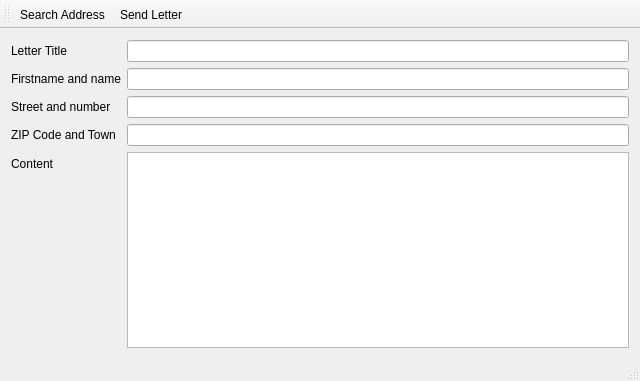
Qt form AutoPosting-app/mainwindow.ui (BFH-E3d/AutoPosting) before a commit.
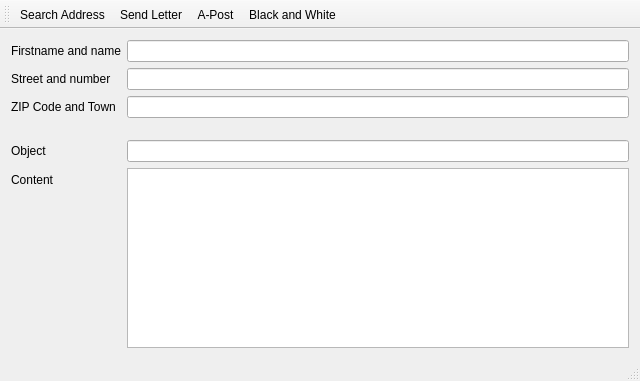
The same form after that commit. Icons and pictures are not drawn.

```diff
--- a/AutoPosting-app/mainwindow.ui
+++ b/AutoPosting-app/mainwindow.ui
@@ -10,6 +10,12 @@
     <height>381</height>
    </rect>
   </property>
+  <property name="font">
+   <font>
+    <weight>50</weight>
+    <bold>false</bold>
+   </font>
+  </property>
   <property name="windowTitle">
    <string>MainWindow</string>
   </property>
@@ -18,16 +24,6 @@
   </property>
   <widget class="QWidget" name="centralWidget">
    <layout class="QFormLayout" name="formLayout">
-    <item row="0" column="0">
-     <widget class="QLabel" name="label_2">
-      <property name="text">
-       <string>Letter Title</string>
-      </property>
-     </widget>
-    </item>
-    <item row="0" column="1">
-     <widget class="QLineEdit" name="title"/>
-    </item>
     <item row="1" column="0">
      <widget class="QLabel" name="label_3">
       <property name="text">
@@ -58,16 +54,49 @@
     <item row="3" column="1">
      <widget class="QLineEdit" name="town"/>
     </item>
-    <item row="4" column="0">
+    <item row="6" column="0">
      <widget class="QLabel" name="label_6">
       <property name="text">
        <string>Content</string>
       </property>
      </widget>
     </item>
-    <item row="4" column="1">
+    <item row="6" column="1">
      <widget class="QPlainTextEdit" name="content"/>
     </item>
+    <item row="5" column="0">
+     <widget class="QLabel" name="label_2">
+      <property name="text">
+       <string>Object</string>
+      </property>
+     </widget>
+    </item>
+    <item row="5" column="1">
+     <widget class="QLineEdit" name="title">
+      <property name="font">
+       <font>
+        <weight>75</weight>
+        <bold>true</bold>
+       </font>
+      </property>
+     </widget>
+    </item>
+    <item row="4" column="0">
+     <spacer name="verticalSpacer">
+      <property name="orientation">
+       <enum>Qt::Vertical</enum>
+      </property>
+      <property name="sizeType">
+       <enum>QSizePolicy::Fixed</enum>
+      </property>
+      <property name="sizeHint" stdset="0">
+       <size>
+        <width>20</width>
+        <height>10</height>
+       </size>
+      </property>
+     </spacer>
+    </item>
    </layout>
   </widget>
   <widget class="QMenuBar" name="menuBar">
@@ -89,6 +118,8 @@
    </attribute>
    <addaction name="actionSearch_Address"/>
    <addaction name="actionSendLetter"/>
+   <addaction name="actionA_Post"/>
+   <addaction name="actionBlack_and_White"/>
   </widget>
   <widget class="QStatusBar" name="statusBar"/>
   <action name="actionSendLetter">
@@ -115,6 +146,30 @@
     <string>Search an address using TelSearch</string>
    </property>
   </action>
+  <action name="actionA_Post">
+   <property name="checkable">
+    <bool>true</bool>
+   </property>
+   <property name="icon">
+    <iconset resource="Images.qrc">
+     <normaloff>:/A-Priority.png</normaloff>:/A-Priority.png</iconset>
+   </property>
+   <property name="text">
+    <string>A-Post</string>
+   </property>
+  </action>
+  <action name="actionBlack_and_White">
+   <property name="checkable">
+    <bool>true</bool>
+   </property>
+   <property name="icon">
+    <iconset resource="Images.qrc">
+     <normaloff>:/bw.png</normaloff>:/bw.png</iconset>
+   </property>
+   <property name="text">
+    <string>Black and White</string>
+   </property>
+  </action>
  </widget>
  <layoutdefault spacing="6" margin="11"/>
  <resources>
```
Left out of the diff: 2 changed lines with no effect on the pictures.
